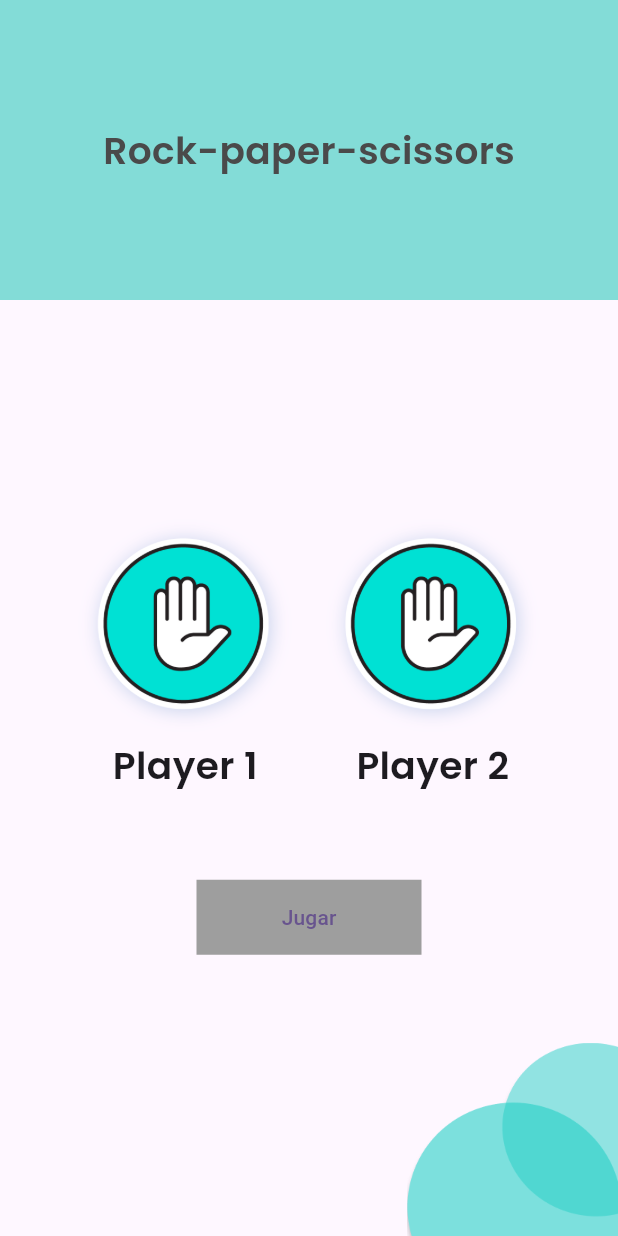
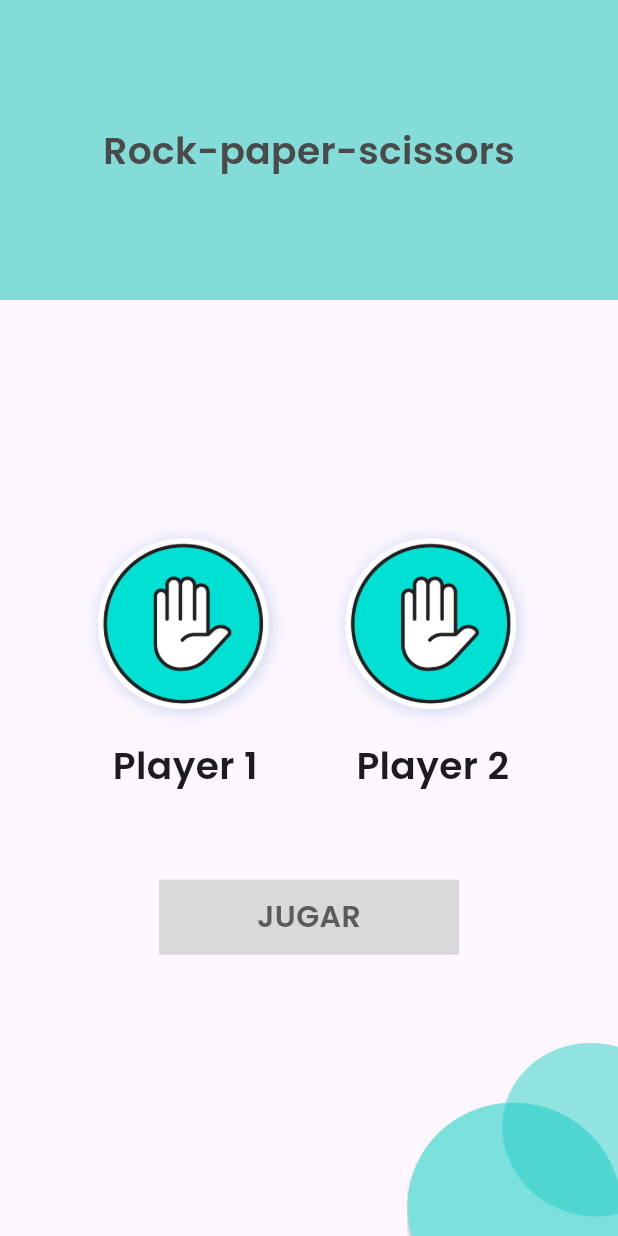
Before and after one commit to cvilcru/Flutter_tarea3, a Flutter app: the screen it shows after launch, on a phone screen of 412 x 824 dp. Run offline on Flutter 3.47's test engine with Material 3 defaults, Android fonts, the phone set to English and light mode, and no system bars.

Commit message:
Add function to determine game winner and implement screen navigation

```diff
--- a/lib/app/view/game.dart
+++ b/lib/app/view/game.dart
@@ -60,21 +60,26 @@ class GamePage extends StatelessWidget {
               ),
             ],
           ),
-          TextButton(
-            onPressed: () {
-              Navigator.of(context).push(MaterialPageRoute(
-                builder: (context) {
-                  return ResultPage();
-                },
-              ));
+          GestureDetector(
+            onTap: () {
+              Navigator.of(context).push(MaterialPageRoute(builder: (_) {
+                return ResultPage();
+              },));
             },
-            child: Text("Jugar"),
-            style: const ButtonStyle(
-                backgroundColor: MaterialStatePropertyAll<Color>(Colors.grey),
-                fixedSize: MaterialStatePropertyAll<Size>(Size(150, 50)),
-                shape: MaterialStatePropertyAll<RoundedRectangleBorder>(
-                  RoundedRectangleBorder(borderRadius: BorderRadius.zero),
-                )),
+            child: Container(
+              width: 200,
+              height: 50,
+              color: Color(0xFFD9D9D9),
+              alignment: Alignment.center,
+              child: Text(
+                "JUGAR",
+                style: TextStyle(
+                    fontFamily: "Poppins",
+                    fontSize: 20,
+                    fontWeight: FontWeight.w600,
+                    color: Color(0xFF5B5B5B)),
+              ),
+            ),
           ),
           Row(
             crossAxisAlignment: CrossAxisAlignment.end,
```
Also changed, not shown: lib/app/view/result.dart (+53 -22 lines), assets/images/tarea3/paper.png (added).
